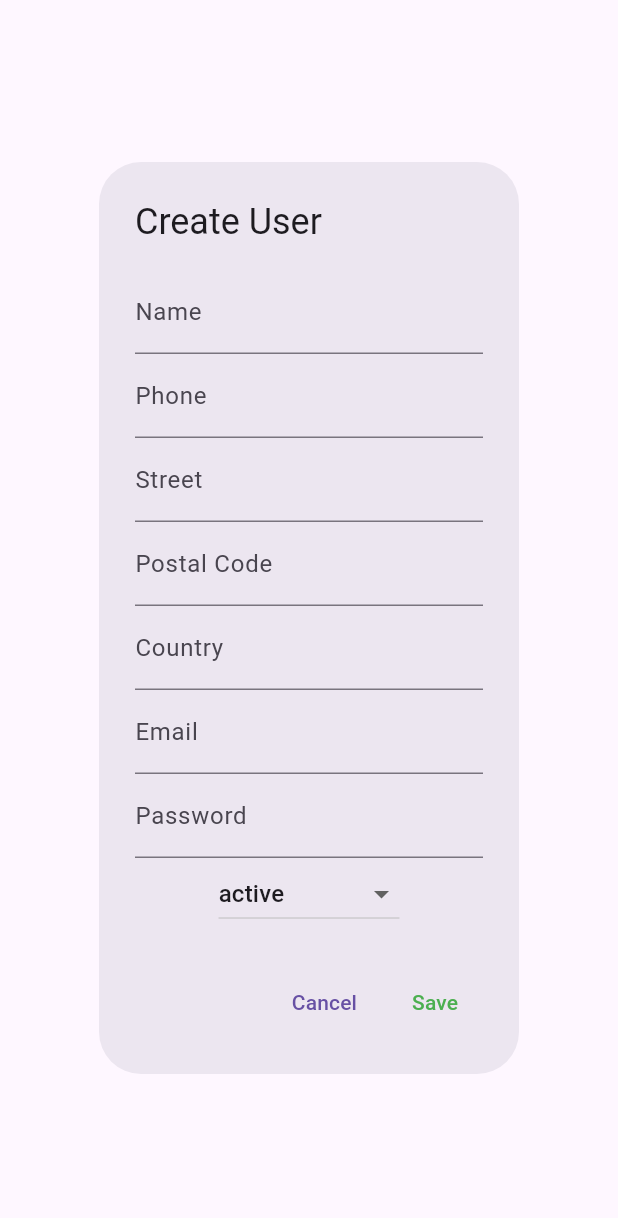
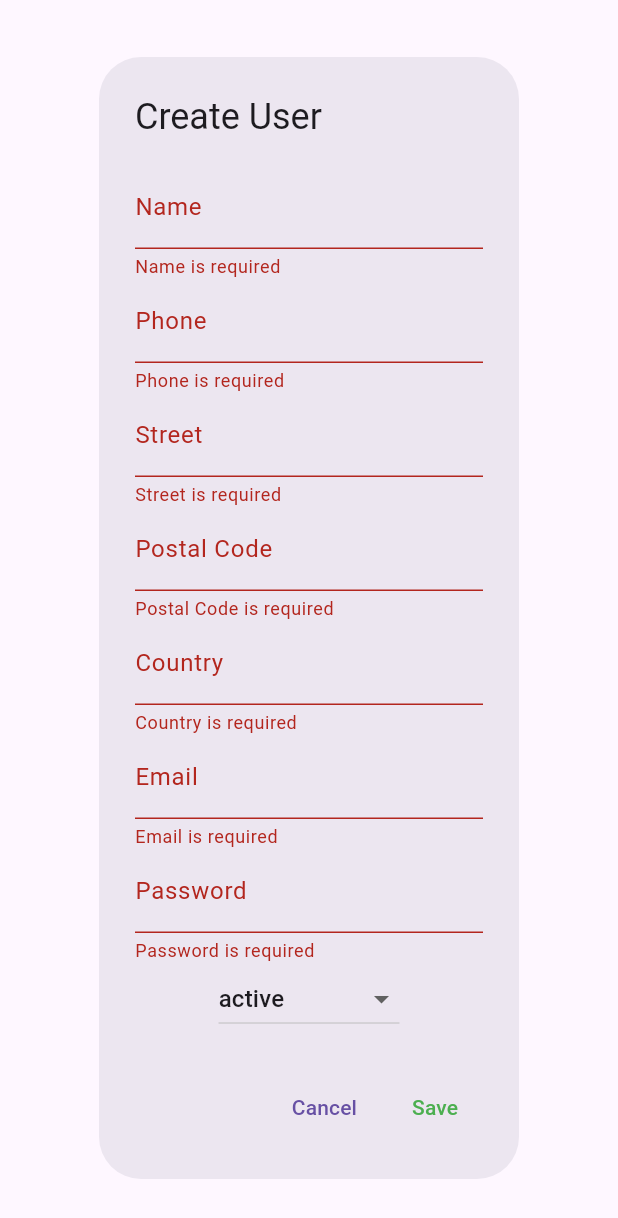
Before and after one commit to Bazchh/clients_manager, a Flutter app: the CreateUserDialog widget shown alone on an empty page, opened directly, on a phone screen of 412 x 824 dp. Shown: the top 1218 px of the screen. Run offline on Flutter 3.47's test engine with Material 3 defaults, Android fonts, the phone set to English and light mode, and no system bars; our stand-ins replace location, pdf, supabase_flutter; accounts and stored records are empty; network calls fail.

Commit message:
Add user input validation in EditUserDialog and create Validators class

```diff
--- /dev/null
+++ b/lib/src/features/user/data/validators/user_validators.dart
@@ -0,0 +1,86 @@
+import 'package:clients_manager/src/features/user/domain/models/user_model.dart';
+
+class Validators {
+  // Validação de nome
+  static String? validateName(String? value) {
+    if (value == null || value.isEmpty) {
+      return 'Name is required';
+    }
+    if (value.length < 3) {
+      return 'Name must be at least 3 characters long';
+    }
+    return null; // Sem erro
+  }
+
+  // Validação de telefone
+  static String? validatePhone(String? value) {
+    if (value == null || value.isEmpty) {
+      return 'Phone is required';
+    }
+    final phoneRegex = RegExp(r'^\+?[0-9]{10,15}$');
+    if (!phoneRegex.hasMatch(value)) {
+      return 'Enter a valid phone number';
+    }
+    return null;
+  }
+
+  // Validação de rua
+  static String? validateStreet(String? value) {
+    if (value == null || value.isEmpty) {
+      return 'Street is required';
+    }
+    return null;
+  }
+
+  // Validação de código postal
+  static String? validatePostalCode(String? value) {
+    if (value == null || value.isEmpty) {
+      return 'Postal Code is required';
+    }
+    final postalCodeRegex = RegExp(r'^[0-9]{5}(-[0-9]{4})?$');
+    if (!postalCodeRegex.hasMatch(value)) {
+      return 'Enter a valid postal code';
+    }
+    return null;
+  }
+
+  // Validação de país
+  static String? validateCountry(String? value) {
+    if (value == null || value.isEmpty) {
+      return 'Country is required';
+    }
+    return null;
+  }
+
+  // Validação de email
+  static String? validateEmail(String? value) {
+    if (value == null || value.isEmpty) {
+      return 'Email is required';
+    }
+    final emailRegex = RegExp(
+        r'^[a-zA-Z0-9._%+-]+@[a-zA-Z0-9.-]+\.[a-zA-Z]{2,}$');
+    if (!emailRegex.hasMatch(value)) {
+      return 'Enter a valid email address';
+    }
+    return null;
+  }
+
+  // Validação de senha
+  static String? validatePassword(String? value) {
+    if (value == null || value.isEmpty) {
+      return 'Password is required';
+    }
+    if (value.length < 6) {
+      return 'Password must be at least 6 characters long';
+    }
+    return null;
+  }
+
+  // Validação de status
+  static String? validateStatus(Status? value) {
+    if (value == null) {
+      return 'Status is required';
+    }
+    return null;
+  }
+}
--- a/lib/src/features/user/ui/widgets/create_client_modal.dart
+++ b/lib/src/features/user/ui/widgets/create_client_modal.dart
@@ -2,6 +2,7 @@ import 'package:flutter/material.dart';
 import 'package:clients_manager/src/features/user/domain/models/user_model.dart';
 import 'package:clients_manager/src/features/user/ui/controllers/user_controller.dart';
 import 'package:supabase_flutter/supabase_flutter.dart';
+import 'package:clients_manager/src/features/user/data/validators/user_validators.dart'; // Importe os validadores
 
 class CreateUserDialog extends StatefulWidget {
   final UserController userController;
@@ -34,10 +35,8 @@ class _CreateUserDialogState extends State<CreateUserDialog> {
     _postalCodeController = TextEditingController();
     _countryController = TextEditingController();
     _emailController = TextEditingController();
-    _passwordController =
-        TextEditingController();
-    _selectedStatus =
-        Status.active;
+    _passwordController = TextEditingController();
+    _selectedStatus = Status.active;
   }
 
   @override
@@ -52,6 +51,33 @@ class _CreateUserDialogState extends State<CreateUserDialog> {
     super.dispose();
   }
 
+  // Função para validar o formulário
+  bool _validateForm() {
+    final nameError = Validators.validateName(_nameController.text);
+    final phoneError = Validators.validatePhone(_phoneController.text);
+    final streetError = Validators.validateStreet(_streetController.text);
+    final postalCodeError = Validators.validatePostalCode(_postalCodeController.text);
+    final countryError = Validators.validateCountry(_countryController.text);
+    final emailError = Validators.validateEmail(_emailController.text);
+    final passwordError = Validators.validatePassword(_passwordController.text);
+    final statusError = Validators.validateStatus(_selectedStatus);
+
+    if (nameError != null ||
+        phoneError != null ||
+        streetError != null ||
+        postalCodeError != null ||
+        countryError != null ||
+        emailError != null ||
+        passwordError != null ||
+        statusError != null) {
+      ScaffoldMessenger.of(context).showSnackBar(
+        SnackBar(content: Text(nameError ?? phoneError ?? streetError ?? postalCodeError ?? countryError ?? emailError ?? passwordError ?? statusError!)),
+      );
+      return false;
+    }
+    return true;
+  }
+
   @override
   Widget build(BuildContext context) {
     return AlertDialog(
@@ -62,32 +88,53 @@ class _CreateUserDialogState extends State<CreateUserDialog> {
           children: [
             TextField(
               controller: _nameController,
-              decoration: const InputDecoration(labelText: 'Name'),
+              decoration: InputDecoration(
+                labelText: 'Name',
+                errorText: Validators.validateName(_nameController.text),
+              ),
             ),
             TextField(
               controller: _phoneController,
-              decoration: const InputDecoration(labelText: 'Phone'),
+              decoration: InputDecoration(
+                labelText: 'Phone',
+                errorText: Validators.validatePhone(_phoneController.text),
+              ),
             ),
             TextField(
               controller: _streetController,
-              decoration: const InputDecoration(labelText: 'Street'),
+              decoration: InputDecoration(
+                labelText: 'Street',
+                errorText: Validators.validateStreet(_streetController.text),
+              ),
             ),
             TextField(
               controller: _postalCodeController,
-              decoration: const InputDecoration(labelText: 'Postal Code'),
+              decoration: InputDecoration(
+                labelText: 'Postal Code',
+                errorText: Validators.validatePostalCode(_postalCodeController.text),
+              ),
             ),
             TextField(
               controller: _countryController,
-              decoration: const InputDecoration(labelText: 'Country'),
+              decoration: InputDecoration(
+                labelText: 'Country',
+                errorText: Validators.validateCountry(_countryController.text),
+              ),
             ),
             TextField(
               controller: _emailController,
-              decoration: const InputDecoration(labelText: 'Email'),
+              decoration: InputDecoration(
+                labelText: 'Email',
+                errorText: Validators.validateEmail(_emailController.text),
+              ),
             ),
             TextField(
               controller: _passwordController,
               obscureText: true,
-              decoration: const InputDecoration(labelText: 'Password'),
+              decoration: InputDecoration(
+                labelText: 'Password',
+                errorText: Validators.validatePassword(_passwordController.text),
+              ),
             ),
             DropdownButton<Status>(
               value: _selectedStatus,
@@ -114,20 +161,19 @@ class _CreateUserDialogState extends State<CreateUserDialog> {
         ),
         TextButton(
           onPressed: () async {
+            if (!_validateForm()) return;
+
             try {
               final response = await Supabase.instance.client.auth.signUp(
                 email: _emailController.text,
                 password: _passwordController.text,
               );
-
               if (response.user == null) {
                 ScaffoldMessenger.of(context).showSnackBar(
-                  const SnackBar(
-                      content: Text('Failed to create user: Unknown error')),
+                  const SnackBar(content: Text('Failed to create user: Unknown error')),
                 );
                 return;
               }
-
               final newUser = ExtendedUser(
                 id: response.user!.id,
                 email: response.user!.email ?? '',
@@ -138,9 +184,7 @@ class _CreateUserDialogState extends State<CreateUserDialog> {
                 country: _countryController.text,
                 status: _selectedStatus,
               );
-
-              final success = await widget.userController
-                  .createUser(newUser, _passwordController.text);
+              final success = await widget.userController.createUser(newUser, _passwordController.text);
               if (success) {
                 Navigator.pop(context);
                 widget.userController.loadUsers();
```
Also changed, not shown: lib/src/features/user/ui/widgets/edit_client_modal.dart (+55 -6 lines).
